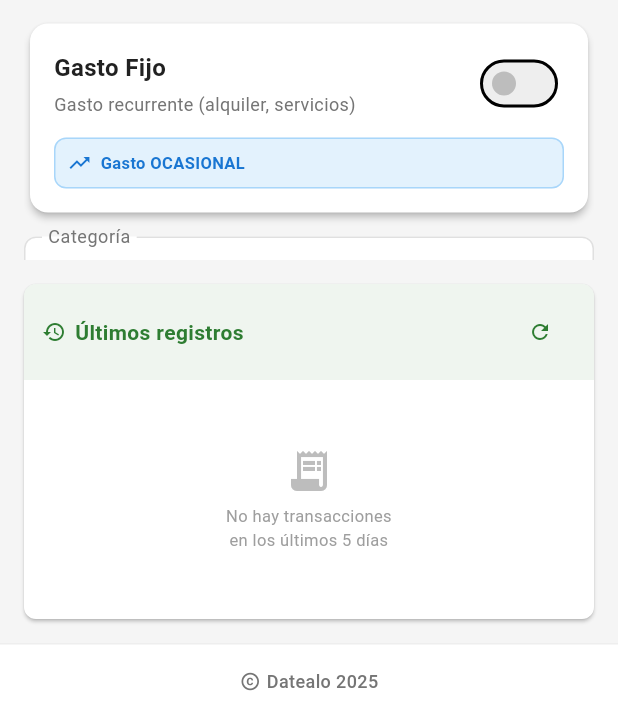
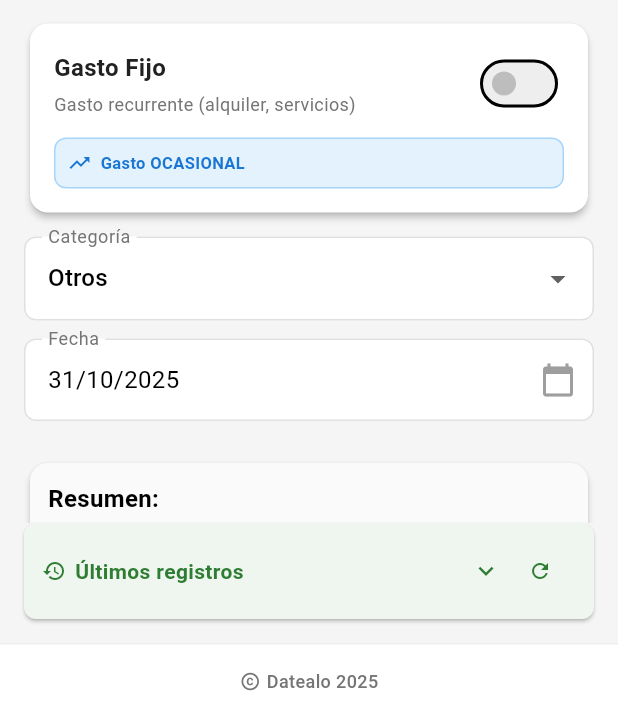
Before and after one commit to jhon-arias/app_movile, a Flutter app: the AddTransactionScreen screen opened directly, on a phone screen of 412 x 824 dp, the part 518-1236 px from its top. Run offline on Flutter 3.47's test engine with Material 3 defaults, Android fonts, the phone set to English and light mode, and no system bars; our stand-ins replace appwrite, flutter_dotenv, syncfusion_flutter_charts; network calls fail.

Commit message:
colapsamos los ultimos registros

```diff
--- a/lib/screens/add_transaction_screen.dart
+++ b/lib/screens/add_transaction_screen.dart
@@ -155,23 +155,19 @@ class _AddTransactionScreenState extends State<AddTransactionScreen> {
       ),
       body: Column(
         children: [
-          // Formulario de transacción
+          // Formulario de transacción - ocupa el espacio restante disponible
           Expanded(
-            flex: 2,
-            child: Padding(
+            child: SingleChildScrollView(
               padding: const EdgeInsets.all(16.0),
               child: TransactionForm(onSubmit: _addTransaction),
             ),
           ),
 
-          // Transacciones recientes
-          Expanded(
-            flex: 1,
-            child: RecentTransactionsWidget(
-              transactions: _recentTransactions,
-              isLoading: _isLoadingRecent,
-              onRefresh: _loadRecentTransactions,
-            ),
+          // Transacciones recientes - siempre en la parte inferior
+          RecentTransactionsWidget(
+            transactions: _recentTransactions,
+            isLoading: _isLoadingRecent,
+            onRefresh: _loadRecentTransactions,
           ),
 
           _buildFooter(),
--- a/lib/widgets/recent_transactions.dart
+++ b/lib/widgets/recent_transactions.dart
@@ -3,7 +3,7 @@ import 'package:gastos_app/models/transaction_model.dart';
 import 'package:gastos_app/app/theme.dart';
 import 'package:intl/intl.dart';
 
-class RecentTransactionsWidget extends StatelessWidget {
+class RecentTransactionsWidget extends StatefulWidget {
   final List<Transaction> transactions;
   final bool isLoading;
   final VoidCallback onRefresh;
@@ -16,22 +16,41 @@ class RecentTransactionsWidget extends StatelessWidget {
   }) : super(key: key);
 
   @override
+  State<RecentTransactionsWidget> createState() =>
+      _RecentTransactionsWidgetState();
+}
+
+class _RecentTransactionsWidgetState extends State<RecentTransactionsWidget> {
+  bool _isExpanded = false;
+
+  @override
   Widget build(BuildContext context) {
     return Card(
       margin: const EdgeInsets.fromLTRB(16, 0, 16, 16),
       elevation: 1,
       shape: RoundedRectangleBorder(borderRadius: BorderRadius.circular(8)),
       child: Column(
+        mainAxisSize: MainAxisSize.min, // Importante: se ajusta al contenido
         children: [
-          // Header
-          Container(
+          // Header con funcionalidad de click para expandir/contraer
+          GestureDetector(
+            onTap: () {
+              setState(() {
+                _isExpanded = !_isExpanded;
+              });
+            },
+            child: Container(
               padding: const EdgeInsets.symmetric(horizontal: 12, vertical: 8),
               decoration: BoxDecoration(
                 color: AppTheme.primaryColor.withOpacity(0.08),
-              borderRadius: const BorderRadius.only(
+                borderRadius: _isExpanded
+                    ? const BorderRadius.only(
                         topLeft: Radius.circular(8),
                         topRight: Radius.circular(8),
-              ),
+                      )
+                    : BorderRadius.circular(
+                        8,
+                      ), // Bordes redondeados completos cuando está contraído
               ),
               child: Row(
                 children: [
@@ -42,7 +61,6 @@ class RecentTransactionsWidget extends StatelessWidget {
                   ),
                   const SizedBox(width: 6),
                   const Expanded(
-                  flex: 2,
                     child: Text(
                       'Últimos registros',
                       style: TextStyle(
@@ -52,24 +70,15 @@ class RecentTransactionsWidget extends StatelessWidget {
                       ),
                     ),
                   ),
-                if (transactions.isNotEmpty)
-                  Expanded(
-                    flex: 3,
-                    child: Text(
-                      'Total: \$${_calculateTotal().toStringAsFixed(0)}',
-                      style: const TextStyle(
-                        fontSize: 12,
-                        fontWeight: FontWeight.w500,
+                  Icon(
+                    _isExpanded ? Icons.expand_less : Icons.expand_more,
                     color: AppTheme.primaryColor,
-                      ),
-                      textAlign: TextAlign.end,
-                      overflow: TextOverflow.ellipsis,
-                    ),
+                    size: 20,
                   ),
                   const SizedBox(width: 2),
                   IconButton(
                     icon: const Icon(Icons.refresh, size: 16),
-                  onPressed: onRefresh,
+                    onPressed: widget.onRefresh,
                     style: IconButton.styleFrom(
                       foregroundColor: AppTheme.primaryColor,
                       backgroundColor: Colors.transparent,
@@ -81,12 +90,23 @@ class RecentTransactionsWidget extends StatelessWidget {
                 ],
               ),
             ),
+          ),
 
-          // Lista de transacciones
-          Expanded(
-            child: isLoading
+          // Lista de transacciones (solo visible cuando está expandido)
+          if (_isExpanded)
+            AnimatedContainer(
+              duration: const Duration(milliseconds: 300),
+              height: widget.isLoading
+                  ? 80
+                  : widget.transactions.isEmpty
+                  ? 100
+                  : (widget.transactions.length * 50.0).clamp(
+                      80.0,
+                      180.0,
+                    ), // Altura más pequeña con elementos compactos
+              child: widget.isLoading
                   ? _buildLoading()
-                : transactions.isEmpty
+                  : widget.transactions.isEmpty
                   ? _buildEmptyState()
                   : _buildTransactionsList(),
             ),
@@ -140,7 +160,7 @@ class RecentTransactionsWidget extends StatelessWidget {
 
   Widget _buildTransactionsList() {
     // Ordenar por fecha y hora más reciente primero (doble verificación)
-    final sortedTransactions = List<Transaction>.from(transactions)
+    final sortedTransactions = List<Transaction>.from(widget.transactions)
       ..sort((a, b) {
         // Primero ordenar por fecha de transacción
         int comparison = b.date.compareTo(a.date);
@@ -159,6 +179,8 @@ class RecentTransactionsWidget extends StatelessWidget {
 
     return ListView.builder(
       padding: const EdgeInsets.all(0),
+      shrinkWrap: true, // Ajustar al contenido
+      physics: const NeverScrollableScrollPhysics(), // Desactivar scroll propio
       itemCount: recentTransactions.length,
       itemBuilder: (context, index) {
         final transaction = recentTransactions[index];
@@ -176,21 +198,22 @@ class RecentTransactionsWidget extends StatelessWidget {
     final utcDate = transaction.date.toUtc();
 
     return Container(
-      margin: const EdgeInsets.symmetric(horizontal: 8, vertical: 2),
+      margin: const EdgeInsets.symmetric(horizontal: 8, vertical: 1),
       decoration: BoxDecoration(
         color: Colors.white,
-        borderRadius: BorderRadius.circular(6),
+        borderRadius: BorderRadius.circular(4),
         border: Border.all(color: Colors.grey.shade200, width: 0.5),
       ),
       child: ListTile(
-        contentPadding: const EdgeInsets.symmetric(horizontal: 8, vertical: 2),
+        contentPadding: const EdgeInsets.symmetric(horizontal: 6, vertical: 0),
         dense: true,
+        minLeadingWidth: 28,
         leading: Container(
-          width: 32,
-          height: 32,
+          width: 28,
+          height: 28,
           decoration: BoxDecoration(
             color: isExpense ? Colors.red.shade50 : Colors.green.shade50,
-            borderRadius: BorderRadius.circular(6),
+            borderRadius: BorderRadius.circular(4),
             border: Border.all(
               color: isExpense ? Colors.red.shade200 : Colors.green.shade200,
               width: 0.5,
@@ -199,7 +222,7 @@ class RecentTransactionsWidget extends StatelessWidget {
           child: Icon(
             isExpense ? Icons.arrow_upward : Icons.arrow_downward,
             color: isExpense ? Colors.red : Colors.green,
-            size: 16,
+            size: 14,
           ),
         ),
         title: Text(
@@ -288,14 +311,4 @@ class RecentTransactionsWidget extends StatelessWidget {
         return 'Otro';
     }
   }
-
-  double _calculateTotal() {
-    return transactions.fold(0.0, (sum, transaction) {
-      if (transaction.type.contains('gasto')) {
-        return sum - transaction.amount;
-      } else {
-        return sum + transaction.amount;
 }
-    });
-  }
-}
```
Lines whose indentation alone changed are shown as unchanged.
